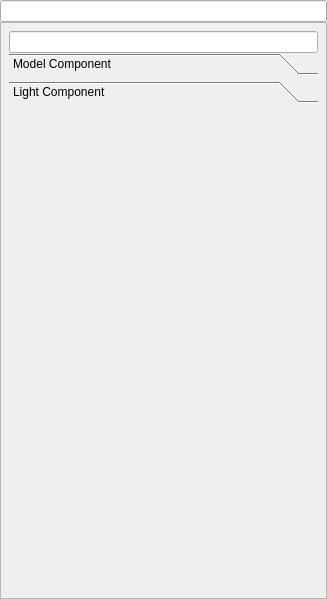
First picture: the form in src/HappyTools/HappySandBox/code/forms/EntityPropertiesForm.ui, repository EvilInteractive/happy-engine, before the edit.
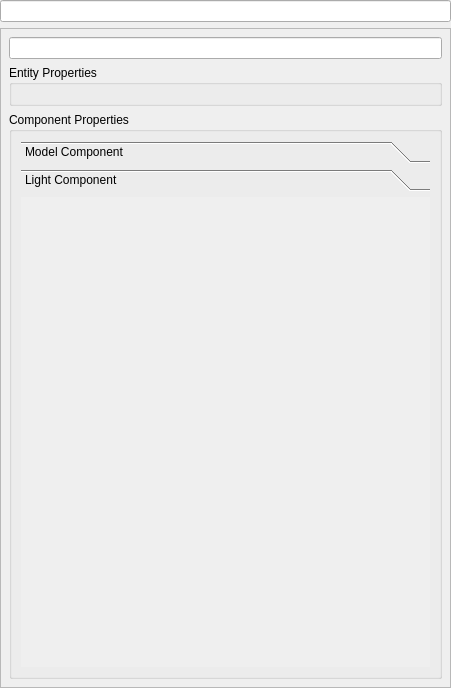
Second picture: the form after the edit. Custom widgets are drawn as their Qt base class.

Commit message: Entity properties

The edit to the form file:
```diff
--- a/src/HappyTools/HappySandBox/code/forms/EntityPropertiesForm.ui
+++ b/src/HappyTools/HappySandBox/code/forms/EntityPropertiesForm.ui
@@ -6,30 +6,21 @@
    <rect>
     <x>0</x>
     <y>0</y>
-    <width>327</width>
-    <height>599</height>
+    <width>451</width>
+    <height>688</height>
    </rect>
   </property>
   <property name="windowTitle">
    <string>Form</string>
   </property>
-  <layout class="QGridLayout" name="gridLayout">
-   <property name="leftMargin">
+  <layout class="QVBoxLayout" name="verticalLayout_4">
+   <property name="margin">
     <number>0</number>
    </property>
-   <property name="topMargin">
-    <number>0</number>
-   </property>
-   <property name="rightMargin">
-    <number>0</number>
-   </property>
-   <property name="bottomMargin">
-    <number>0</number>
-   </property>
-   <property name="verticalSpacing">
-    <number>0</number>
-   </property>
-   <item row="1" column="0">
+   <item>
+    <widget class="QLineEdit" name="m_Name"/>
+   </item>
+   <item>
     <widget class="QFrame" name="frame_2">
      <property name="frameShape">
       <enum>QFrame::StyledPanel</enum>
@@ -37,26 +28,32 @@
      <property name="frameShadow">
       <enum>QFrame::Raised</enum>
      </property>
-     <layout class="QGridLayout" name="gridLayout_2">
-      <property name="leftMargin">
+     <layout class="QVBoxLayout" name="verticalLayout_3">
+      <property name="margin">
        <number>8</number>
       </property>
-      <property name="topMargin">
-       <number>8</number>
-      </property>
-      <property name="rightMargin">
-       <number>8</number>
-      </property>
-      <property name="bottomMargin">
-       <number>8</number>
-      </property>
-      <property name="verticalSpacing">
-       <number>0</number>
-      </property>
-      <item row="0" column="0">
+      <item>
        <widget class="QLineEdit" name="m_Filter"/>
       </item>
-      <item row="1" column="0">
+      <item>
+       <widget class="QGroupBox" name="m_EntityGroup">
+        <property name="title">
+         <string>Entity Properties</string>
+        </property>
+        <layout class="QVBoxLayout" name="verticalLayout_2">
+         <item>
+          <widget class="hs::EntityPropertyList" name="m_EntityProperties" native="true"/>
+         </item>
+        </layout>
+       </widget>
+      </item>
+      <item>
+       <widget class="QGroupBox" name="m_ComponentGroup">
+        <property name="title">
+         <string>Component Properties</string>
+        </property>
+        <layout class="QVBoxLayout" name="verticalLayout">
+         <item>
        <widget class="QToolBox" name="m_ComponentPanel">
         <property name="frameShadow">
          <enum>QFrame::Raised</enum>
@@ -88,8 +85,8 @@
           <rect>
            <x>0</x>
            <y>0</y>
-           <width>309</width>
-           <height>471</height>
+              <width>409</width>
+              <height>453</height>
           </rect>
          </property>
          <attribute name="label">
@@ -101,11 +98,19 @@
      </layout>
     </widget>
    </item>
-   <item row="0" column="0">
-    <widget class="QLineEdit" name="m_Name"/>
+     </layout>
+    </widget>
    </item>
   </layout>
  </widget>
+ <customwidgets>
+  <customwidget>
+   <class>hs::EntityPropertyList</class>
+   <extends>QWidget</extends>
+   <header>forms/EntityPropertyList.h</header>
+   <container>1</container>
+  </customwidget>
+ </customwidgets>
  <resources/>
  <connections/>
 </ui>
```
Left out of the diff: 4 changed lines with no effect on the pictures. Lines whose indentation alone changed are shown as unchanged. The commit also changes 10 other files.
